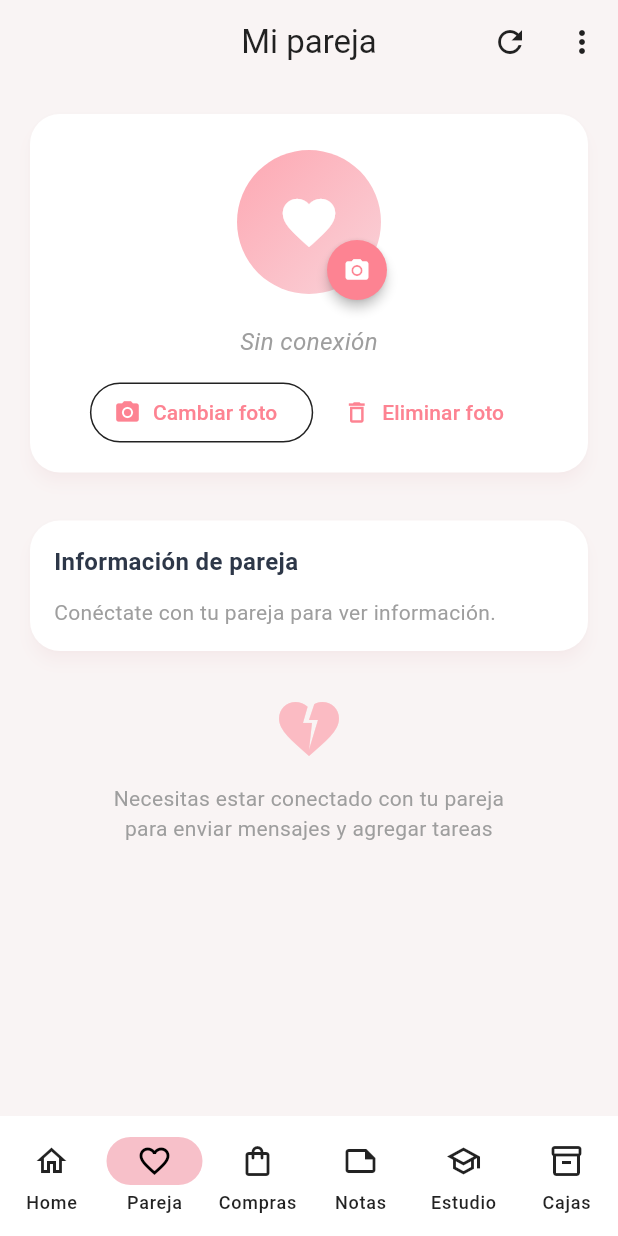
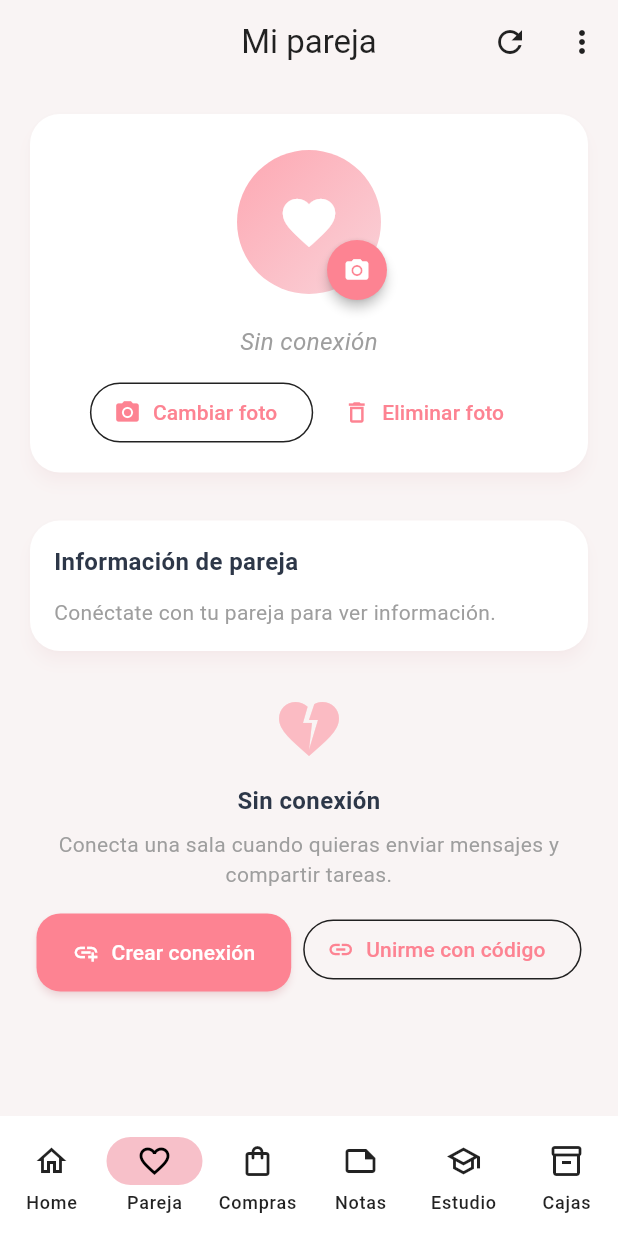
Before and after one commit to Alex-Fernandez-2003/couple_app, a Flutter app: the ParejaScreen screen opened by its route, on a phone screen of 412 x 824 dp. Run offline on Flutter 3.47's test engine with Material 3 defaults, Android fonts, the phone set to English and light mode, and no system bars; our stand-ins replace audioplayers, connectivity_plus, file_picker, flutter_local_notifications, flutter_riverpod, go_router and 6 more; missing offline and left inert: record; accounts and stored records are empty.

```diff
--- a/lib/config/router.dart
+++ b/lib/config/router.dart
@@ -148,6 +148,12 @@ class _OnboardingScreenState extends State<OnboardingScreen> {
                 ),
               ],
               const Spacer(),
+              FilledButton.icon(
+                onPressed: () => context.go('/home'),
+                icon: const Icon(Icons.home_outlined),
+                label: const Text('Usar funciones locales'),
+              ),
+              const SizedBox(height: 12),
               ElevatedButton(
                 onPressed: () => context.go('/create-room'),
                 child: const Text('Crear conexión'),
--- a/lib/features/pareja/screens/pareja_screen.dart
+++ b/lib/features/pareja/screens/pareja_screen.dart
@@ -458,12 +458,43 @@ class _ParejaScreenState extends ConsumerState<ParejaScreen> {
                                     ),
                                     const SizedBox(height: 12),
                                     const Text(
-                                      'Necesitas estar conectado con tu pareja\npara enviar mensajes y agregar tareas',
+                                      'Sin conexión',
+                                      textAlign: TextAlign.center,
+                                      style: TextStyle(
+                                        fontSize: 16,
+                                        fontWeight: FontWeight.bold,
+                                      ),
+                                    ),
+                                    const SizedBox(height: 8),
+                                    const Text(
+                                      'Conecta una sala cuando quieras enviar mensajes y compartir tareas.',
                                       textAlign: TextAlign.center,
                                       style: TextStyle(
                                         color: Colors.grey,
                                         fontSize: 14,
                                       ),
+                                    ),
+                                    const SizedBox(height: 16),
+                                    Wrap(
+                                      alignment: WrapAlignment.center,
+                                      spacing: 8,
+                                      runSpacing: 8,
+                                      children: [
+                                        ElevatedButton.icon(
+                                          onPressed: () =>
+                                              context.go('/create-room'),
+                                          icon: const Icon(Icons.add_link),
+                                          label: const Text('Crear conexión'),
+                                        ),
+                                        OutlinedButton.icon(
+                                          onPressed: () =>
+                                              context.go('/join-room'),
+                                          icon: const Icon(Icons.link),
+                                          label: const Text(
+                                            'Unirme con código',
+                                          ),
+                                        ),
+                                      ],
                                     ),
                                   ],
                                 ),
```
Also changed, not shown: lib/data/providers/room_providers.dart (+6 -1 lines), 2 other files.
